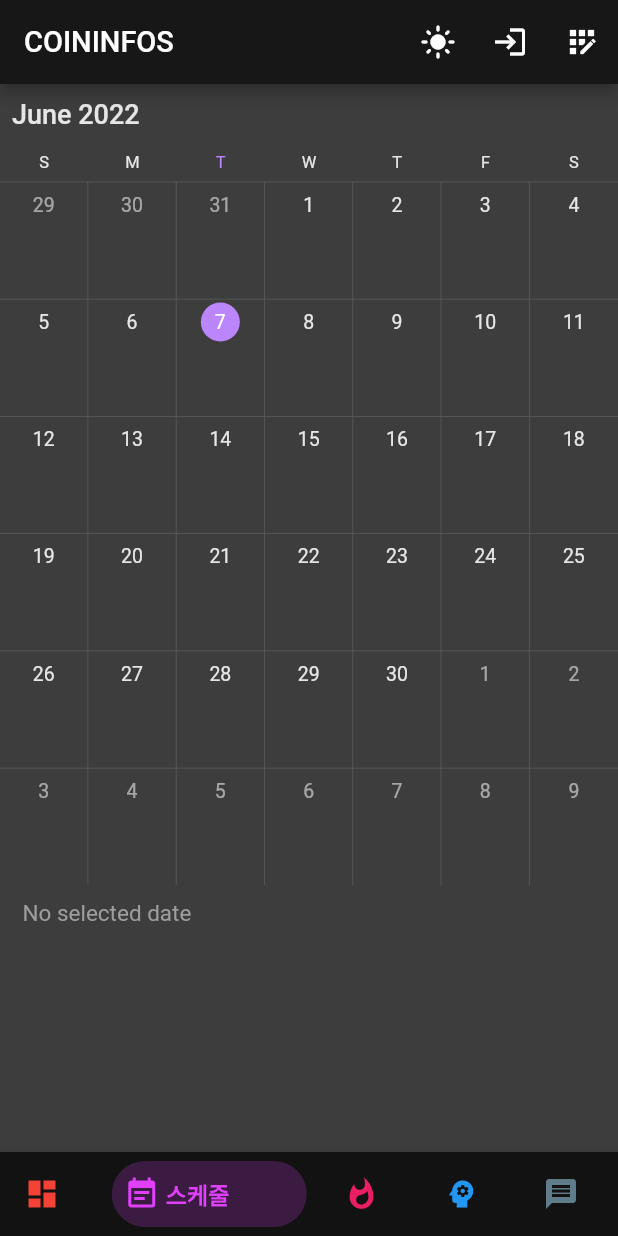
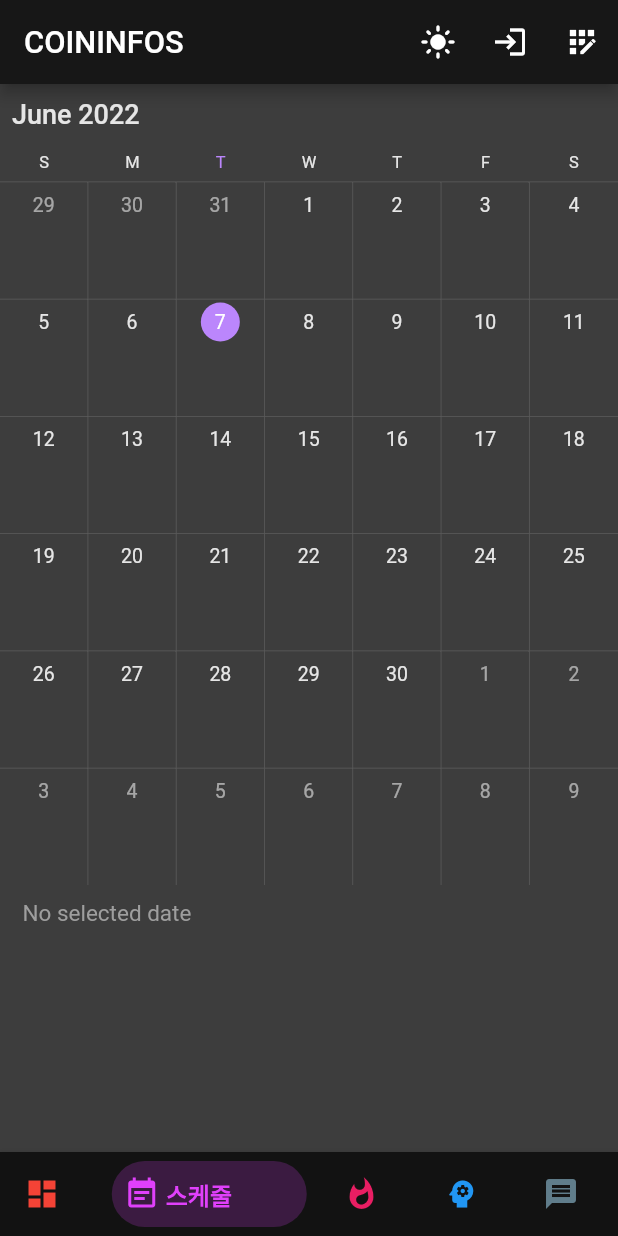
Before and after one commit to kjpar0317/flutter-python, a Flutter app: the screen it shows after launch, item 2 of the bottom bar chosen, on a phone screen of 412 x 824 dp. Run offline on Flutter 3.47's test engine with Material 2 defaults, Android fonts, the phone set to English and light mode, and no system bars; drawn by our look-alikes of bottom_navy_bar, syncfusion_flutter_calendar; our stand-ins replace fl_chart, flutter_screenutil, flutter_spinkit, flutter_svg, get, universal_platform; missing offline and left inert: pluto_grid; network calls fail; statements that could not run were skipped.

Commit message:
flutter 3버전으로 변경

```diff
--- a/app_flutter/lib/app/modules/about/controllers/about_controller.dart
+++ b/app_flutter/lib/app/modules/about/controllers/about_controller.dart
@@ -12,10 +12,6 @@ class AboutController extends GetxController {
     _isLoading.value = false;
   }
 
-  @override
-  void onReady() {
-    super.onReady();
-  }
 
   @override
   void onClose() {}
--- a/app_flutter/lib/app/modules/home/views/home_view.dart
+++ b/app_flutter/lib/app/modules/home/views/home_view.dart
@@ -2,7 +2,7 @@ import 'package:flutter/material.dart';
 import 'package:flutter/services.dart';
 import 'package:bottom_navy_bar/bottom_navy_bar.dart';
 import 'package:get/get.dart';
-import 'package:responsive_sizer/responsive_sizer.dart';
+import 'package:flutter_screenutil/flutter_screenutil.dart';
 
 import 'package:app_flutter/app/modules/home/controllers/home_controller.dart';
 import 'package:app_flutter/app/modules/home/widgets/Dashboard.dart';
@@ -27,7 +27,11 @@ class HomeView extends GetView<HomeController> {
               : SystemUiOverlayStyle.dark,
           title: Text(
             'COININFOS',
-            style: TextStyle(fontSize: 18.sp),
+            style: TextStyle(
+                color: Get.isDarkMode
+                    ? ThemeData.light().colorScheme.onPrimary
+                    : ThemeData.dark().colorScheme.onPrimary,
+                fontSize: ScreenUtil().setSp(18)),
           ),
           actions: <Widget>[
             IconButton(
@@ -39,15 +43,13 @@ class HomeView extends GetView<HomeController> {
               },
             ),
             IconButton(
-              icon: Icon(Icons.login),
-              tooltip: '로그인',
-              onPressed: () => Get.toNamed('/about')
-            ),
+                icon: Icon(Icons.login),
+                tooltip: '로그인',
+                onPressed: () => Get.toNamed('/about')),
             IconButton(
-              icon: Icon(Icons.app_registration),
-              tooltip: '회원가입',
-              onPressed: () => Get.toNamed('/about')
-            )
+                icon: Icon(Icons.app_registration),
+                tooltip: '회원가입',
+                onPressed: () => Get.toNamed('/about'))
           ],
         ),
         body: Obx(() => IndexedStack(
--- a/app_flutter/lib/main.dart
+++ b/app_flutter/lib/main.dart
@@ -1,28 +1,30 @@
 import 'package:flutter/material.dart';
 import 'package:flutter_screenutil/flutter_screenutil.dart';
-import 'package:responsive_sizer/responsive_sizer.dart';
-// import 'package:google_fonts/google_fonts.dart';
-// import 'package:flutter_native_splash/flutter_native_splash.dart';
 import 'package:get/get.dart';
 
 import 'app/routes/app_pages.dart';
 import 'core/theme/custom_theme.dart';
 
-void main() {
-  // WidgetsBinding widgetsBinding = WidgetsFlutterBinding.ensureInitialized();
-  // FlutterNativeSplash.preserve(widgetsBinding: widgetsBinding);
+void main() => runApp(MyApp());
 
-  runApp(
-    ScreenUtilInit(
-      designSize: Size(375, 812),
-      builder: (_) {
-        return ResponsiveSizer(builder: (context, orientation, deviceType) {
+class MyApp extends StatelessWidget {
+  const MyApp({Key? key}) : super(key: key);
+
+  @override
+  Widget build(BuildContext context) {
+    //Set the fit size (Find your UI design, look at the dimensions of the device screen and fill it in,unit in dp)
+    return ScreenUtilInit(
+      designSize: const Size(360, 690),
+      minTextAdapt: true,
+      splitScreenMode: true,
+      builder: (context, child) {
         return GetMaterialApp(
           title: "Application",
           initialRoute: AppPages.INITIAL,
           getPages: AppPages.routes,
           builder: (context, widget) {
-              ScreenUtil.init(context);
+            // ScreenUtil.init(context);
+
             return MediaQuery(
               //Setting font does not change with system font size
               data: MediaQuery.of(context).copyWith(textScaleFactor: 1.0),
@@ -32,25 +34,7 @@ void main() {
           theme: getTheme(context, Get.isDarkMode),
           darkTheme: getTheme(context, Get.isDarkMode),
         );
-        });
       },
-    ),
     );
   }
-
-// void main() {
-//   runApp(
-//     ScreenUtilInit(
-//       designSize: Size(375, 812),
-//       builder: (BuildContext c) {
-//         return GetMaterialApp(
-//           title: "Application",
-//           initialRoute: AppPages.INITIAL,
-//           getPages: AppPages.routes,
-//           theme: getTheme(c, true),
-//           darkTheme: getTheme(c, Get.isDarkMode),
-//         );
-//       },
-//     ),
-//   );
-// }
+}
--- a/app_flutter/lib/services/ai_services.dart
+++ b/app_flutter/lib/services/ai_services.dart
@@ -2,7 +2,6 @@ import 'dart:convert';
 import 'package:http/http.dart' as http;
 import 'package:universal_platform/universal_platform.dart';
 
-import 'package:app_flutter/models/coin_schedule.dart';
 
 class AIServices {
   static var client = http.Client();
--- a/app_flutter/pubspec.yaml
+++ b/app_flutter/pubspec.yaml
@@ -16,10 +16,9 @@ dependencies:
   flutter_spinkit: ^5.1.0
   flutter_staggered_grid_view: ^0.6.1
   flutter_svg: ^1.0.3
-  get: 4.6.1
+  get: 4.6.5
   http: ^0.13.4
-  pluto_grid: ^2.9.3
-  responsive_sizer: ^3.0.5+1
+  pluto_grid: ^4.0.0
   syncfusion_flutter_calendar: ^20.1.50
   transparent_image: ^2.0.0
   universal_platform: ^1.0.0+1
```
Also changed, not shown: app_flutter/lib/app/modules/home/widgets/AIAnalysis.dart (+6 -5 lines), app_flutter/lib/app/modules/home/widgets/CoinTrends.dart (+23 -39 lines), app_flutter/lib/global_widgets/card/icon_text_card.dart (+8 -10 lines), 1 other file. Lines whose indentation alone changed are shown as unchanged.
